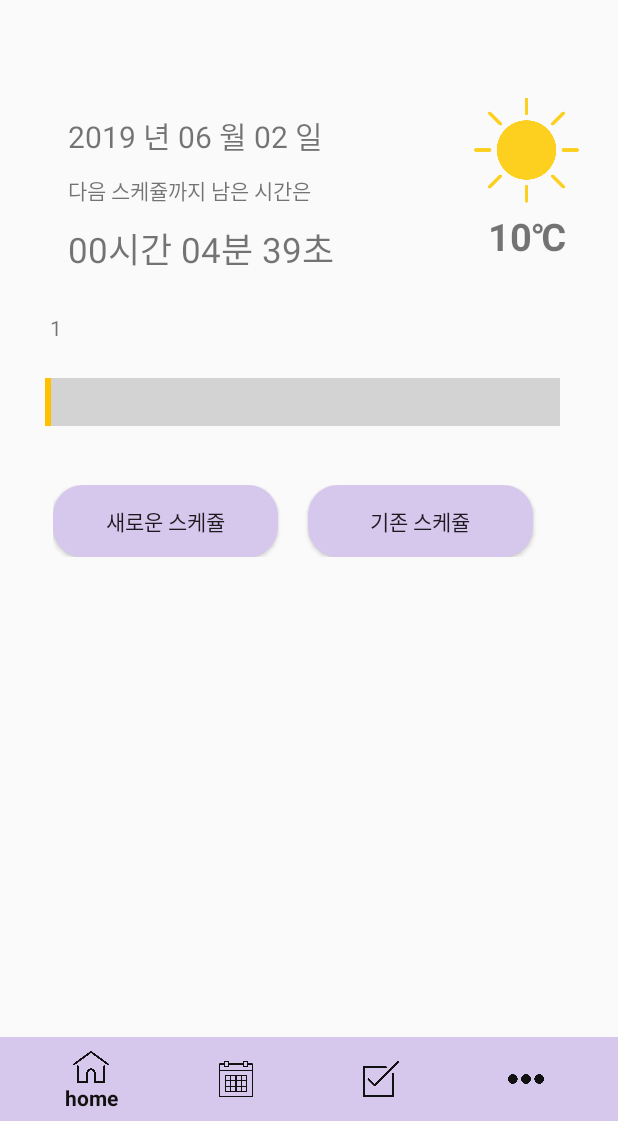
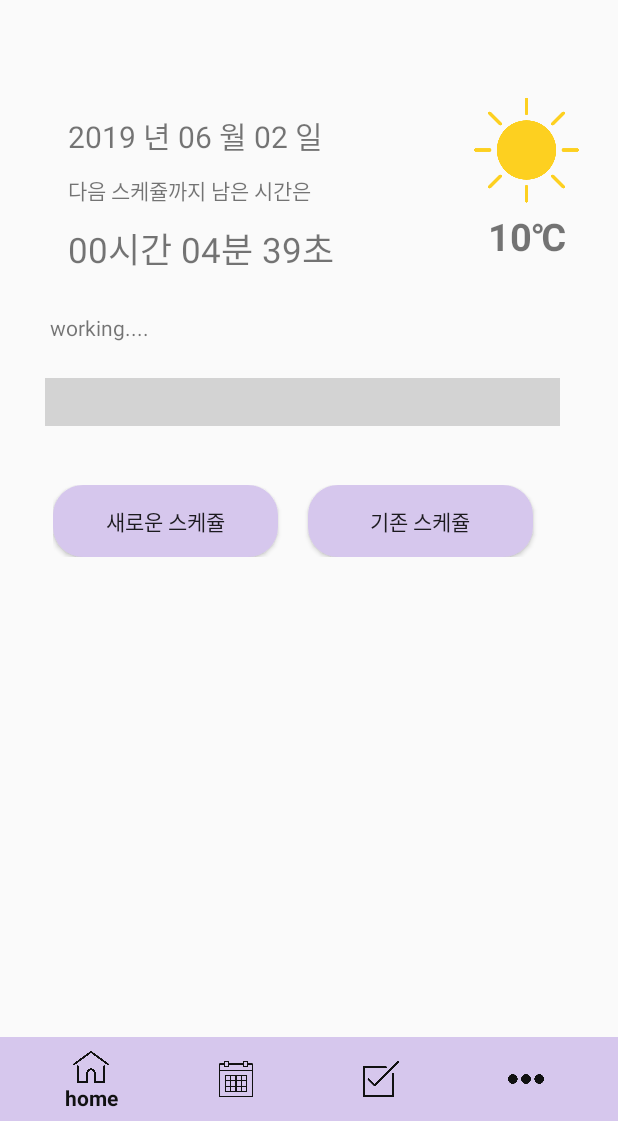
Before and after one commit to Ingtton2/TINO, an Android app: the AlarmsetActivity screen opened directly, with no data from a screen before it, after a tap on "확인", on a phone screen of 412 x 824 dp, the part 115-1236 px from its top. Run offline under Robolectric (Android 15) with nearby library versions, the phone set to English and light mode, and no system bars; our stand-ins replace ButterKnife; libraries missing offline, so code that uses them is left out: com.kwabenaberko.openweathermaplib; 6 statements that could not run were skipped.

Commit message:
TINO ver 1.0.0

```diff
--- a/app/src/main/java/org/androidtown/tino/AddScheduleActivity.java
+++ b/app/src/main/java/org/androidtown/tino/AddScheduleActivity.java
@@ -38,7 +38,7 @@ public class AddScheduleActivity extends AppCompatActivity {
             public void onClick(View v) {
 
                 if (schedule_name.equals(""))
-                    name = "Schedule";
+                    name = "일정";
                 else
                     name = schedule_name.getText().toString();
 
--- a/app/src/main/java/org/androidtown/tino/AlarmsetActivity.java
+++ b/app/src/main/java/org/androidtown/tino/AlarmsetActivity.java
@@ -375,7 +375,7 @@ public class AlarmsetActivity extends AppCompatActivity implements AlarmAdapter.
         int re_time[];
 
         re_time=compute_time(hour,min,lazy);
-        AddAlarm(re_time[0],re_time[1],"Go out");
+        AddAlarm(re_time[0],re_time[1],"출발");
 
         try {
             if (cursor != null) {
@@ -394,7 +394,7 @@ public class AlarmsetActivity extends AppCompatActivity implements AlarmAdapter.
             re_time=compute_time(r_h,r_m,lazy);
             r_h=re_time[0];
             r_m=re_time[1];
-            AddAlarm(r_h,r_m,"Wake up");
+            AddAlarm(r_h,r_m,"기상");
         } finally {
             db.close();
             cursor.close();
--- a/app/src/main/java/org/androidtown/tino/MainActivity.java
+++ b/app/src/main/java/org/androidtown/tino/MainActivity.java
@@ -1,5 +1,4 @@
 package org.androidtown.tino;
-
 
 import android.content.Context;
 import android.content.DialogInterface;
@@ -41,6 +40,8 @@ import com.kwabenaberko.openweathermaplib.implementation.OpenWeatherMapHelper;
 import com.kwabenaberko.openweathermaplib.implementation.callbacks.CurrentWeatherCallback;
 import com.kwabenaberko.openweathermaplib.models.currentweather.CurrentWeather;
 
+import org.androidtown.tino.MultiAlarm.database.DataBaseManager;
+
 import java.text.ParseException;
 import java.text.SimpleDateFormat;
 import java.util.ArrayList;
@@ -62,7 +63,7 @@ public class MainActivity extends AppCompatActivity {
     boolean isRunning = false;
     Button btnNew;
     Button btnExist;
-
+    String wake;
 
     private RecyclerView recyclerView;
     private Button btn_add;
@@ -71,6 +72,12 @@ public class MainActivity extends AppCompatActivity {
     private ModelAdapter mAdapter;
     String res;
 
+    Handler handler1 = new Handler() { //interaction with left dog
+        @Override
+        public void handleMessage(Message msg) {
+            updateThread(); //display the state of the left side
+        }
+    };
 
     public static final String TAG = "GPSListener";
     TextView weatherText;
@@ -145,8 +152,8 @@ public class MainActivity extends AppCompatActivity {
         String destHour=null;
         String destMin=null;
 
-        SQLiteDatabase db;
-        String sql;
+        SQLiteDatabase db, db2;
+        String sql, sql2;
         final BmDB helper2 = new BmDB(this);
         db = helper2.getReadableDatabase();
         sql = "Select hour, min from bookmark;";
@@ -172,6 +179,36 @@ public class MainActivity extends AppCompatActivity {
             cursor.close();
         }
         end = destHour + ":" + destMin + ":" + "00";
+        Log.d("cheeek",end);
+
+        String wakeHour = null;
+        String wakeMinute = null;
+        textView0 = (TextView)findViewById(R.id.textView0);
+        final DataBaseManager helper3 = new DataBaseManager(this);
+        db2 = helper3.getReadableDatabase();
+        sql2="Select hour, minute from alarm where alarm_name ='기상';";
+
+        Cursor cursor2 = db2.rawQuery(sql2,null);
+        final int last2 = cursor2.getCount();
+        Log.d("last2", String.format("%s",last));
+        try{
+            if(cursor2 != null || last2>0) {
+                for (int i = 0; i < last2; i++) {
+                    cursor2.moveToNext();
+                    wakeHour = cursor2.getString(cursor2.getColumnIndex("hour"));
+                    wakeMinute = cursor2.getString(cursor2.getColumnIndex("minute"));
+                }
+            }
+            else{
+                bar.setProgress(0);
+                textView0.setText("...");
+            }
+        }finally{
+            db2.close();
+            cursor2.close();
+        }
+        wake = wakeHour + ":" + wakeMinute + ":" + "00";
+        Log.d("WakeupTime",wake);
 
         textView0 = (TextView)findViewById(R.id.textView0);
         bar = (ProgressBar)findViewById(R.id.bar);
@@ -253,13 +290,8 @@ public class MainActivity extends AppCompatActivity {
                     }
                 }
         );
-    }
-    public void update(){
-
-
 
     }
-
 
     public void show (){
         final EditText edittext = new EditText(this);
@@ -291,9 +323,8 @@ public class MainActivity extends AppCompatActivity {
         bar.setProgress(0);
         Thread thread1 = new Thread(new Runnable() {
             public void run() {
-                try{
-                    for(int i=0; i<100 && isRunning; i++){
-                        Thread.sleep(100);
+                try{ while(true){
+                    Thread.sleep(1);
                     Message msg = handler.obtainMessage();
                     handler.sendMessage(msg);
                 }}
@@ -301,26 +332,36 @@ public class MainActivity extends AppCompatActivity {
                     Log.e("MainActivity","Exception in processing message.",ex);
                 }}
         });
-        isRunning = true;
+        isRunning=true;
         thread1.start();
 
-        /*Thread thread2 = new Thread(new Runnable() {
+        Thread thread2 = new Thread(new Runnable() {
             public void run() {
+                try{
+                    while(true){
+                        Thread.sleep(1000);
+                        Message msg = handler1.obtainMessage();
+                        handler1.sendMessage(msg);
+                    }}
+                catch(Exception ex){
+                    Log.e("MainActivity","Exception in processing message.",ex);
+                }}
+        });
+        thread2.start();
+
+    }
+
+    public void updateThread(){
         SimpleDateFormat mFormat  = new SimpleDateFormat("HH:mm:ss");
         String start = mFormat.format(new Date()) ;
-                end = mFormat.format(end);
         Date startDate = null;
         Date endDate =null;
 
         try {
             startDate = mFormat.parse(start);
             endDate = mFormat.parse(end);
-                } catch (ParseException e) {
-                    e.printStackTrace();
-                }
-                try{
             long diff = endDate.getTime() - startDate.getTime();
-
+            Log.d("diff",String.format("%s",diff));
             if(diff >0){
                 int seconds = (int) (diff / 1000) % 60 ;
                 int minutes = (int) ((diff / (1000*60)) % 60);
@@ -332,18 +373,11 @@ public class MainActivity extends AppCompatActivity {
                 int seconds = (int) (diff / 1000) % 60;
                 int minutes = (int) ((diff / (1000 * 60)) % 60);
                 int hours = (int) ((diff / (1000 * 60 * 60)) % 24);
-                        textTime.setText(String.format("%d 시간 %d 분 %d초야.", hours, minutes, seconds));
+                textTime.setText(String.format("%d 시간 %d 분 %d초야", hours, minutes, seconds));
             }
-                    while(true){
-                        Thread.sleep(100);
-                        Message msg = handler.obtainMessage();
-                        handler.sendMessage(msg);
-                    }}
-                catch(Exception ex){
-                    Log.e("MainActivity","Exception in processing message.",ex);
-                }}
-        });
-        thread2.start();*/
+        } catch (ParseException e) {
+            e.printStackTrace();
+        }
     }
 
     @Override
@@ -351,15 +385,41 @@ public class MainActivity extends AppCompatActivity {
         super.onStop();
         isRunning = false;
     }
+
     public class ProgressHandler extends Handler {
         public void handleMessage(Message msg){
+            SimpleDateFormat mFormat  = new SimpleDateFormat("HH:mm:ss");
+            String start = mFormat.format(new Date()) ;
+            Date startDate = null;
+            Date endDate =null;
+            Date wakeDate = null;
+            try {
+                startDate = mFormat.parse(start);
+                endDate = mFormat.parse(end);
+                wakeDate = mFormat.parse(wake);
+
+                long up = startDate.getTime() - wakeDate.getTime();
+                long down = endDate.getTime() - wakeDate.getTime();
+                Log.d("up",String.format("%s",up));
+                Log.d("down",String.format("%s",down));
+                bar.setMax((int)down);
+
                 bar.incrementProgressBy(1);
 
                 if(bar.getProgress()==bar.getMax()){
-                textView0.setText("약속 시간이 되었어요 !");
-            }else{
-                textView0.setText(String.format("%s", bar.getProgress()));
+                    textView0.setText(String.format("약속시간이야! 좋은 하루 보내!"));
                 }
+                if(up <0) {
+                    bar.setProgress(0);
+                    textView0.setText("아직 쉬어도 돼!");
+                }
+                else{
+                    textView0.setText(String.format("%s", (float)bar.getProgress()));
+                }
+            } catch (ParseException e) {
+                e.printStackTrace();
+            }
+
         }
     }
 
--- a/app/src/main/java/org/androidtown/tino/MultiAlarm/service/AlarmService.java
+++ b/app/src/main/java/org/androidtown/tino/MultiAlarm/service/AlarmService.java
@@ -29,13 +29,11 @@ public class AlarmService extends Service {
         //TODO: processing on and off ringtone
         // get string from intent
         String on_Off = intent.getExtras().getString("ON_OFF");
-        String task=intent.getExtras().getString("task");
         switch (on_Off) {
             case Constants.ADD_INTENT: // if string like this set start media
                 // this is system default alarm alert uri
                 Uri uri = Settings.System.DEFAULT_ALARM_ALERT_URI;
                 // create mediaPlayer object
-                Log.d("popup","task: "+task);
                 mediaPlayer = MediaPlayer.create(this, uri);
                 mediaPlayer.start();
                 Log.d("alarmcheck","ok??");
@@ -46,14 +44,14 @@ public class AlarmService extends Service {
 
                     Log.d("popup", "Screen ON");
                     Intent popup = new Intent(getApplicationContext(), PopupActivity.class);
-                    popup.putExtra("task",task);
+                    popup.putExtra("id",AlarmReceiver.pendingId);
                     startActivity(popup);
 
 
                 }else{
                     Log.d("popup", "Screen OFF");
                     Intent popup = new Intent(getApplicationContext(), PopupActivity.class);
-                    popup.putExtra("task",task);
+                    popup.putExtra("id",AlarmReceiver.pendingId);
                     popup.setFlags(Intent.FLAG_ACTIVITY_NEW_TASK);
                     startActivity(popup);
                 }
--- a/app/src/main/res/layout/activity_check_schedule2.xml
+++ b/app/src/main/res/layout/activity_check_schedule2.xml
@@ -66,17 +66,19 @@
             android:text="오늘의 스케쥴은"
             android:textSize="20dp"
             android:textStyle="bold" />
+
         <FrameLayout
             android:id="@+id/fragment_container"
             android:layout_width="match_parent"
             android:layout_height="0dp"
             android:layout_weight="9">
+
             <ListView
                 android:id="@+id/listView"
                 android:layout_width="match_parent"
                 android:layout_height="match_parent">
+            </ListView>
 
-            </ListView>
         </FrameLayout>
 
     </LinearLayout>
--- a/app/src/main/res/layout/activity_popup.xml
+++ b/app/src/main/res/layout/activity_popup.xml
@@ -29,7 +29,7 @@
         android:layout_height="wrap_content">
         <TextView
             android:id="@+id/txtText"
-            android:textSize="15sp"
+            android:textSize="20dp"
             android:textColor="#000"
             android:text="완료하셨나요?"
             android:alpha="0.87"
@@ -53,7 +53,7 @@
         android:layout_height="wrap_content">
         <Button
             android:text="확인!"
-            android:textSize="15sp"
+            android:textSize="15dp"
             android:textColor="#fff"
             android:padding="16dp"
             android:gravity="center"
--- a/app/src/main/res/layout/alarm_item.xml
+++ b/app/src/main/res/layout/alarm_item.xml
@@ -35,7 +35,7 @@
         android:layout_height="wrap_content"
         android:layout_alignParentEnd="true"
         android:layout_centerVertical="true"
-        android:layout_marginEnd="15dp" />
+        android:layout_marginEnd="15dp"/>
 
 
 </RelativeLayout>
--- a/app/src/main/res/layout/history_item.xml
+++ b/app/src/main/res/layout/history_item.xml
@@ -11,7 +11,7 @@
         android:orientation="horizontal"
         android:gravity="center_vertical">
         <TextView
-            android:layout_width="50dp"
+            android:layout_width="70dp"
             android:layout_height="wrap_content"
             android:id="@+id/s_Name"
             android:layout_gravity="center_vertical"
@@ -32,7 +32,7 @@
             <TextView
                 android:layout_width="wrap_content"
                 android:layout_height="wrap_content"
-                android:text="시간  " />
+                android:text="시  " />
 
             <TextView
                 android:id="@+id/sMinute"
```
Also changed, not shown: app/src/main/AndroidManifest.xml (+5 -6 lines), app/src/main/java/org/androidtown/tino/CheckFragment.java (deleted, +0 -83 lines), app/src/main/java/org/androidtown/tino/CheckSchedule2Activity.java (+38 -0 lines), app/src/main/java/org/androidtown/tino/ChecklistActivity.java (deleted, +0 -71 lines), app/src/main/java/org/androidtown/tino/MoreActivity.java (deleted, +0 -14 lines), app/src/main/java/org/androidtown/tino/MultiAlarm/database/DataBaseManager.java (+11 -0 lines), app/src/main/java/org/androidtown/tino/MultiAlarm/service/PopupActivity.java (+6 -2 lines), app/src/main/java/org/androidtown/tino/ScheduleActivity.java (+10 -10 lines). Lines whose indentation alone changed are shown as unchanged.
